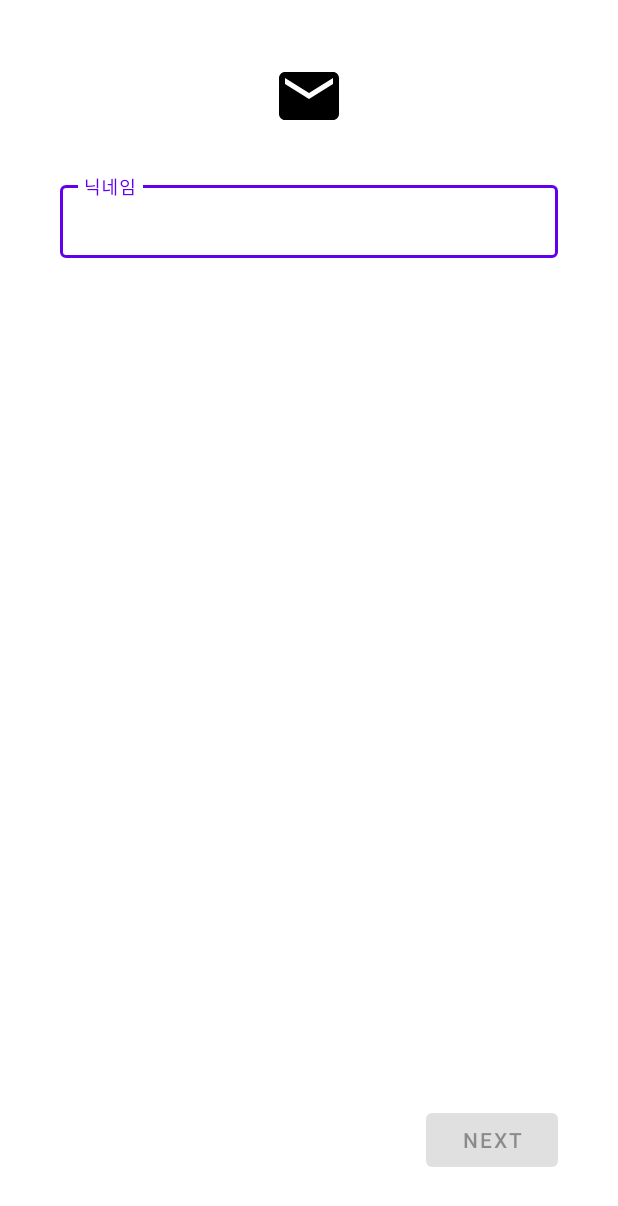
After one commit to woowa-techcamp-2022/android-mail-20, an Android app: the layout fragment_info.xml on its own in the app's theme, with its tools: preview values and no code run, on a phone screen of 412 x 824 dp. The commit adds this screen. Shown: the top 1206 px of the screen. Run offline under Robolectric (Android 15) with nearby library versions, the phone set to English and light mode, and no system bars.

Commit message:
[ADD] InfoFragment

```diff
--- /dev/null
+++ b/app/src/main/res/drawable/ic_baseline_email_24.xml
@@ -0,0 +1,5 @@
+<vector android:height="24dp" android:tint="#000000"
+    android:viewportHeight="24" android:viewportWidth="24"
+    android:width="24dp" xmlns:android="http://schemas.android.com/apk/res/android">
+    <path android:fillColor="@android:color/white" android:pathData="M20,4L4,4c-1.1,0 -1.99,0.9 -1.99,2L2,18c0,1.1 0.9,2 2,2h16c1.1,0 2,-0.9 2,-2L22,6c0,-1.1 -0.9,-2 -2,-2zM20,8l-8,5 -8,-5L4,6l8,5 8,-5v2z"/>
+</vector>
--- /dev/null
+++ b/app/src/main/res/layout/fragment_info.xml
@@ -0,0 +1,46 @@
+<?xml version="1.0" encoding="utf-8"?>
+<androidx.constraintlayout.widget.ConstraintLayout
+    xmlns:app="http://schemas.android.com/apk/res-auto"
+    xmlns:tools="http://schemas.android.com/tools"
+    xmlns:android="http://schemas.android.com/apk/res/android"
+    android:layout_width="match_parent"
+    android:layout_height="match_parent"
+    android:padding="40dp"
+    tools:context=".main.info.InfoFragment">
+
+    <ImageView
+        android:id="@+id/iv_mail"
+        android:layout_width="48dp"
+        android:layout_height="48dp"
+        android:src="@drawable/ic_baseline_email_24"
+        app:layout_constraintEnd_toEndOf="parent"
+        app:layout_constraintStart_toStartOf="parent"
+        app:layout_constraintTop_toTopOf="parent" />
+
+    <com.google.android.material.textfield.TextInputLayout
+        android:id="@+id/til_nickname"
+        android:layout_width="0dp"
+        android:layout_height="wrap_content"
+        android:layout_marginTop="30dp"
+        android:hint="@string/edt_please_set_nickname"
+        style="@style/Widget.MaterialComponents.TextInputLayout.OutlinedBox.Dense"
+        app:layout_constraintEnd_toEndOf="parent"
+        app:layout_constraintStart_toStartOf="parent"
+        app:layout_constraintTop_toBottomOf="@+id/iv_mail">
+
+        <com.google.android.material.textfield.TextInputEditText
+            android:layout_width="match_parent"
+            android:layout_height="match_parent"/>
+
+    </com.google.android.material.textfield.TextInputLayout>
+
+    <Button
+        android:id="@+id/btn_next"
+        android:layout_width="wrap_content"
+        android:layout_height="wrap_content"
+        android:enabled="false"
+        android:text="@string/button_next"
+        app:layout_constraintBottom_toBottomOf="parent"
+        app:layout_constraintEnd_toEndOf="parent" />
+
+</androidx.constraintlayout.widget.ConstraintLayout>
--- a/app/src/main/res/values/strings.xml
+++ b/app/src/main/res/values/strings.xml
@@ -1,3 +1,5 @@
 <resources>
     <string name="app_name">android-mail-20</string>
+    <string name="button_next">next</string>
+    <string name="edt_please_set_nickname">닉네임</string>
 </resources>
```
Also changed, not shown: app/src/main/java/com/woowatech/android_mail_20/main/MainActivity.kt (+7 -0 lines), app/src/main/java/com/woowatech/android_mail_20/main/info/InfoFragment.kt (added, +44 -0 lines).
